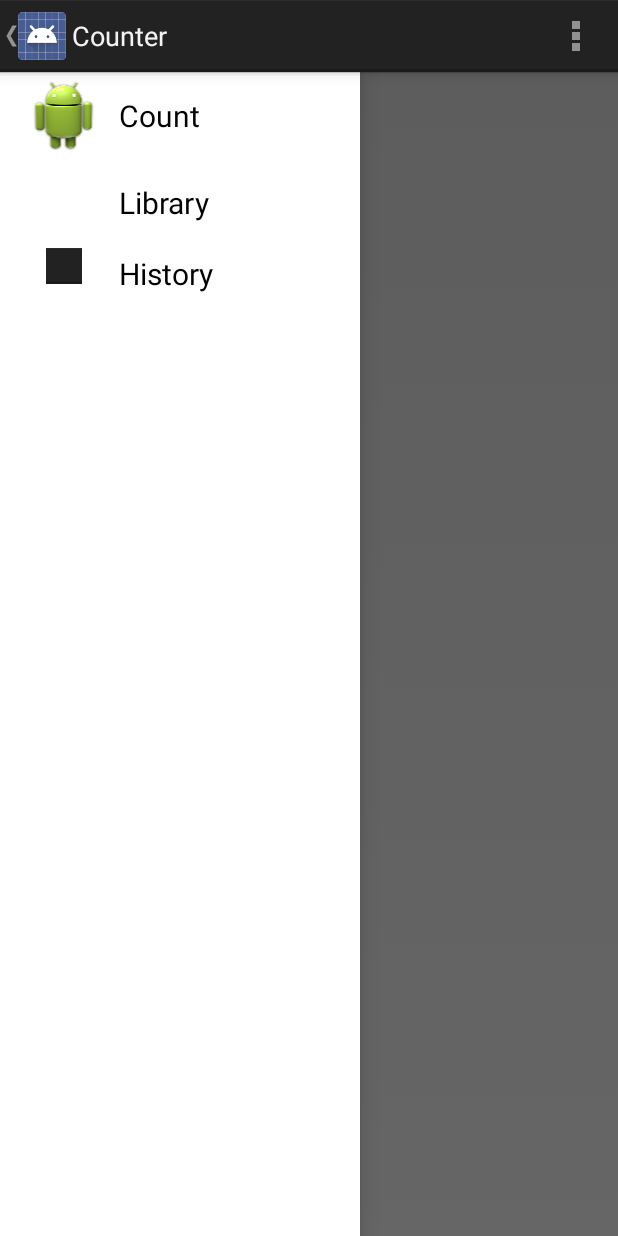
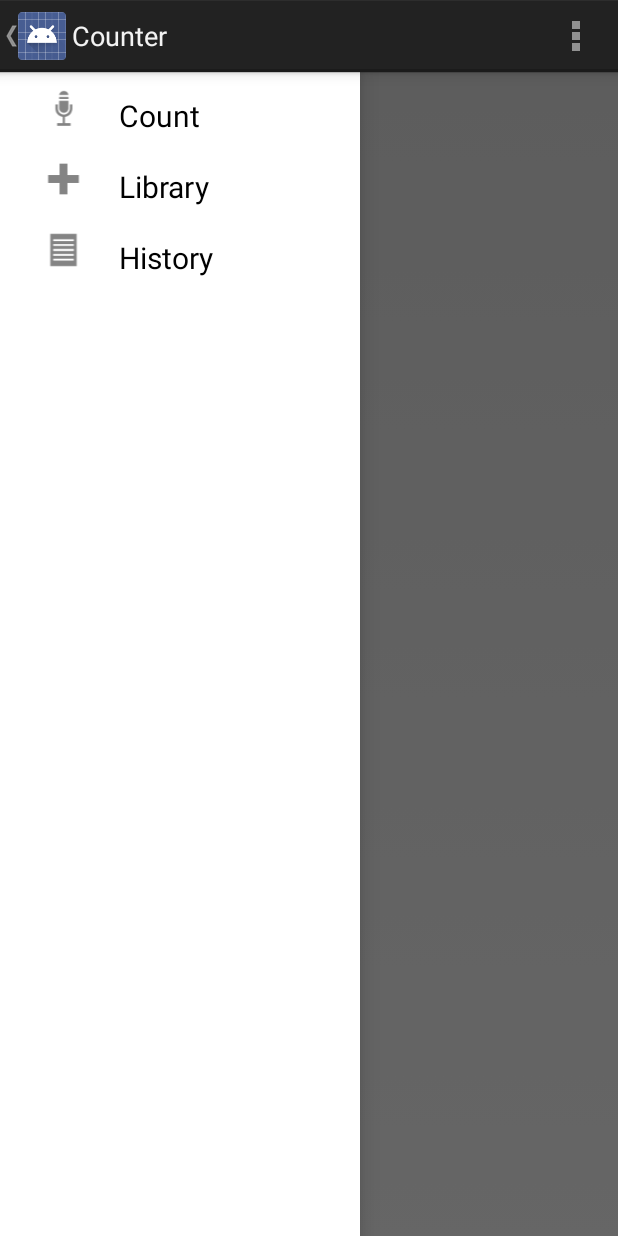
Before and after one commit to iFlex/Counter, an Android app: the screen it shows after launch (MainActivity), with the side drawer open, on a phone screen of 412 x 824 dp. Run offline under Robolectric (Android 15) with nearby library versions, the phone set to English and light mode, and no system bars; 2 statements that could not run were skipped.

Commit message:
some sexy icons

```diff
--- a/Android/app/src/main/res/values/strings.xml
+++ b/Android/app/src/main/res/values/strings.xml
@@ -22,9 +22,9 @@
 
     <array name="icons">
         <!--Add in icons here-->
-        <item>@drawable/ic_launcher</item>
-        <!--<item>@drawable/gplus</item>-->
-        <!--<item>@drawable/tb</item>-->
+        <item>@drawable/ic_mic</item>
+        <item>@drawable/ic_action</item>
+        <item>@drawable/ic_list</item>
     </array>
 
 </resources>
```
Also changed, not shown: Android/app/src/main/res/drawable-hdpi/ic_action.png (added), Android/app/src/main/res/drawable-mdpi/ic_action.png (added), Android/app/src/main/res/drawable-mdpi/ic_list.png (added), Android/app/src/main/res/drawable-mdpi/ic_mic.png (added), Android/app/src/main/res/drawable-xhdpi/ic_action.png (added), Android/app/src/main/res/drawable-xhdpi/ic_list.png (added), Android/app/src/main/res/drawable-xhdpi/ic_mic.png (added), Android/app/src/main/res/drawable-xxhdpi/ic_action.png (added), Android/app/src/main/res/drawable-xxhdpi/ic_list.png (added), Android/app/src/main/res/drawable-xxhdpi/ic_mic.png (added), 1 other file.
